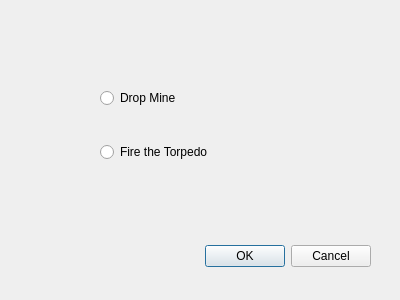
Qt form selecttact.ui (CBennett12/CS4076) before a commit.
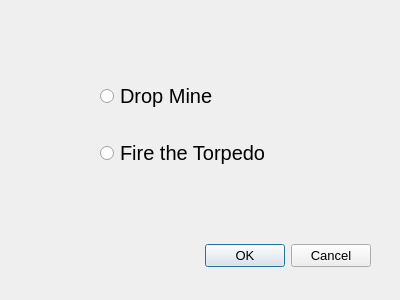
The same form after that commit.

Commit message: Resized widgets

```diff
--- a/selecttact.ui
+++ b/selecttact.ui
@@ -22,6 +22,11 @@
      <height>32</height>
     </rect>
    </property>
+   <property name="font">
+    <font>
+     <pointsize>10</pointsize>
+    </font>
+   </property>
    <property name="orientation">
     <enum>Qt::Horizontal</enum>
    </property>
@@ -41,6 +46,18 @@
    <layout class="QVBoxLayout" name="buttonsLayout">
     <item>
      <widget class="QRadioButton" name="mButton">
+      <property name="font">
+       <font>
+        <pointsize>15</pointsize>
+        <kerning>true</kerning>
+       </font>
+      </property>
+      <property name="layoutDirection">
+       <enum>Qt::LeftToRight</enum>
+      </property>
+      <property name="autoFillBackground">
+       <bool>false</bool>
+      </property>
       <property name="text">
        <string>Drop Mine</string>
       </property>
@@ -48,6 +65,18 @@
     </item>
     <item>
      <widget class="QRadioButton" name="tButton">
+      <property name="font">
+       <font>
+        <pointsize>15</pointsize>
+        <kerning>true</kerning>
+       </font>
+      </property>
+      <property name="layoutDirection">
+       <enum>Qt::LeftToRight</enum>
+      </property>
+      <property name="autoFillBackground">
+       <bool>false</bool>
+      </property>
       <property name="text">
        <string>Fire the Torpedo</string>
       </property>
```
The commit also changes 4 other files.
